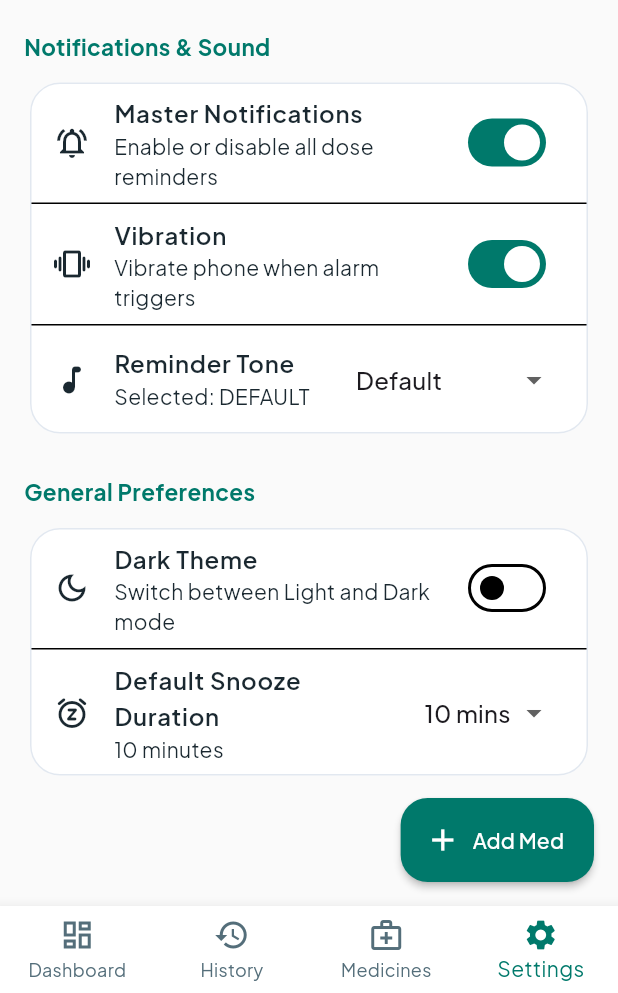
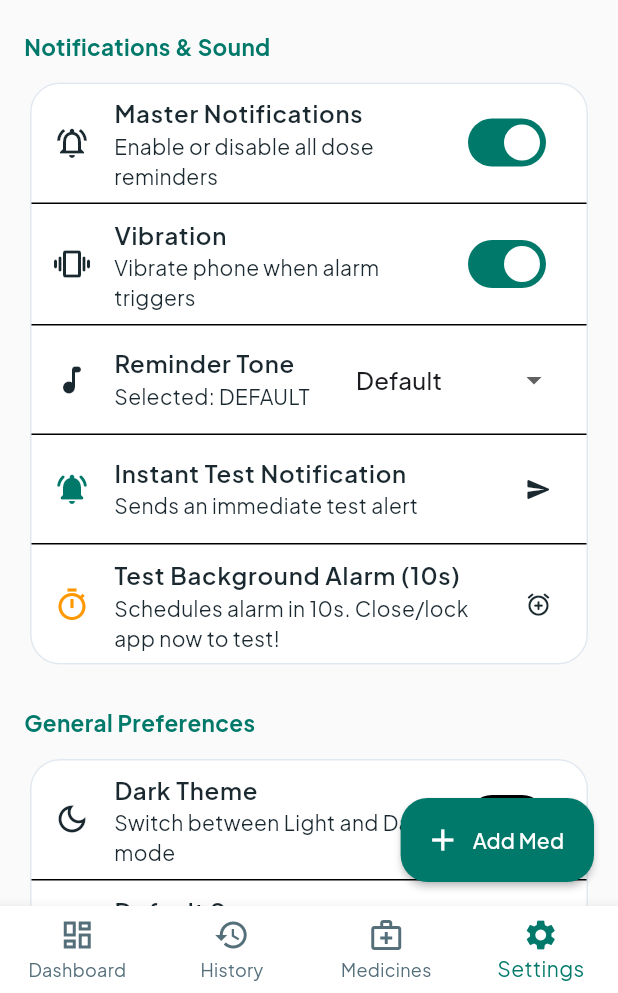
Before and after one commit to JOELPSHAJU/Med_Reminder, a Flutter app: the screen it shows after launch, item 4 of the bottom bar chosen, on a phone screen of 412 x 824 dp, the part 243-1236 px from its top. Run offline on Flutter 3.47's test engine with Material 3 defaults, Android fonts, the phone set to English and light mode, and no system bars; our stand-ins replace audioplayers, flutter_local_notifications, flutter_riverpod, google_fonts, hive, hive_flutter and 1 more; accounts and stored records are empty.

Commit message:
feat: add instant and 10-second background test notification options in Settings
- Added showTestNotification (instant alert) and scheduleTestNotification (10-second background alarm) to NotificationService
- Added 'Instant Test Notification' and 'Test Background Alarm (10s)' buttons to SettingsScreen under Notifications & Sound section
- Allows users to easily trigger a 10s background alarm, lock their screen or close the app, and visually verify background alarm delivery

```diff
--- a/lib/features/settings/presentation/screens/settings_screen.dart
+++ b/lib/features/settings/presentation/screens/settings_screen.dart
@@ -2,6 +2,7 @@ import 'package:flutter/material.dart';
 import 'package:flutter_riverpod/flutter_riverpod.dart';
 import 'package:google_fonts/google_fonts.dart';
 
+import 'package:med_reminder/core/services/notification_service.dart';
 import 'package:med_reminder/core/theme/app_colors.dart';
 import 'package:med_reminder/features/settings/presentation/providers/settings_provider.dart';
 
@@ -136,6 +137,48 @@ class SettingsScreen extends ConsumerWidget {
                     },
                   ),
                 ),
+                const Divider(height: 1),
+                ListTile(
+                  leading: const Icon(Icons.notifications_active_rounded, color: AppColors.primary),
+                  title: Text(
+                    'Instant Test Notification',
+                    style: GoogleFonts.plusJakartaSans(fontWeight: FontWeight.w600),
+                  ),
+                  subtitle: const Text('Sends an immediate test alert'),
+                  trailing: const Icon(Icons.send_rounded, size: 18),
+                  onTap: () async {
+                    await NotificationService().showTestNotification();
+                    if (context.mounted) {
+                      ScaffoldMessenger.of(context).showSnackBar(
+                        const SnackBar(
+                          content: Text('Test notification sent! Check your notification bar.'),
+                          duration: Duration(seconds: 3),
+                        ),
+                      );
+                    }
+                  },
+                ),
+                const Divider(height: 1),
+                ListTile(
+                  leading: const Icon(Icons.timer_outlined, color: Colors.orange),
+                  title: Text(
+                    'Test Background Alarm (10s)',
+                    style: GoogleFonts.plusJakartaSans(fontWeight: FontWeight.w600),
+                  ),
+                  subtitle: const Text('Schedules alarm in 10s. Close/lock app now to test!'),
+                  trailing: const Icon(Icons.alarm_add_rounded, size: 18),
+                  onTap: () async {
+                    await NotificationService().scheduleTestNotification(delaySeconds: 10);
+                    if (context.mounted) {
+                      ScaffoldMessenger.of(context).showSnackBar(
+                        const SnackBar(
+                          content: Text('⏰ Alarm set for 10s from now! Close the app or lock screen now.'),
+                          duration: Duration(seconds: 5),
+                        ),
+                      );
+                    }
+                  },
+                ),
               ],
             ),
           ),
```
Also changed, not shown: lib/core/services/notification_service.dart (+56 -2 lines).
